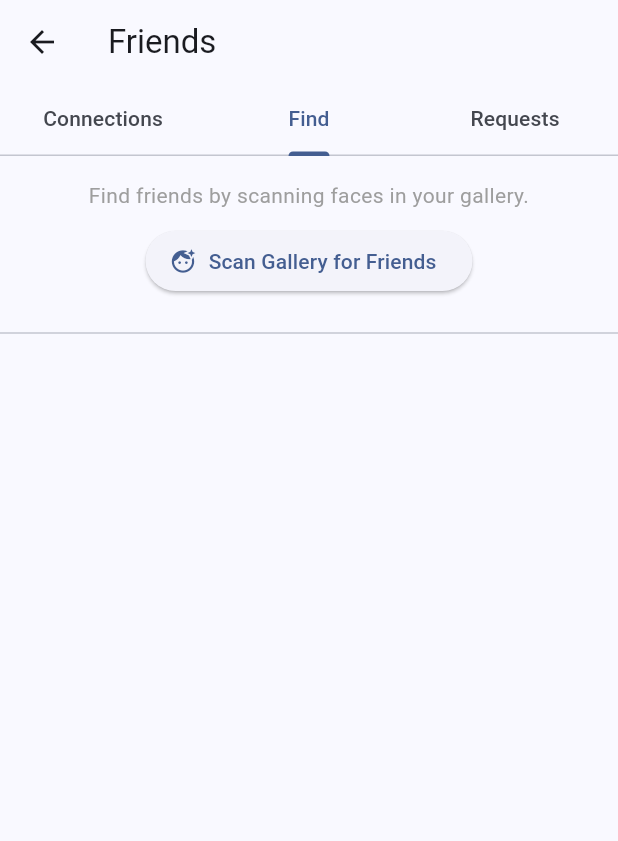
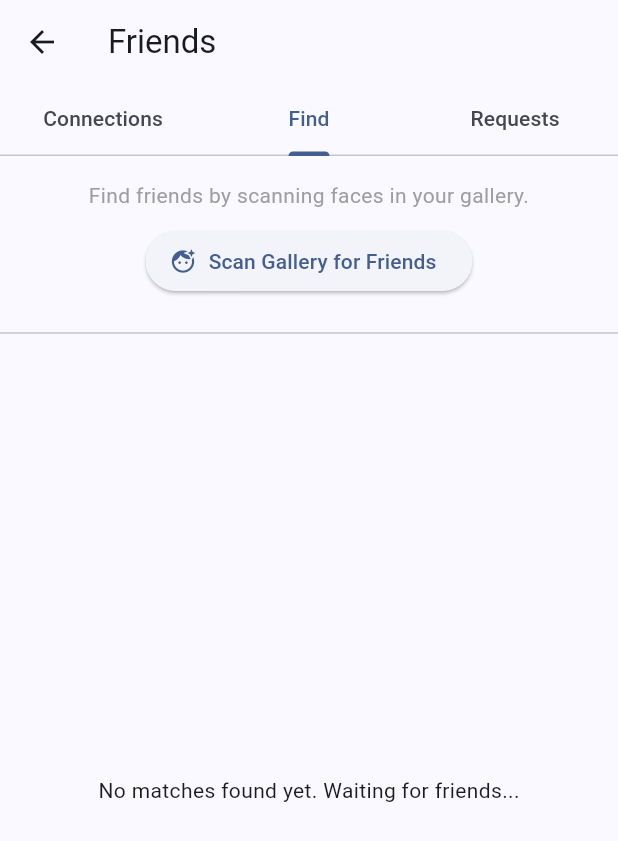
Before and after one commit to Kevin8160/picsecure, a Flutter app: the FriendsView screen opened by its route, tab 2 chosen, on a phone screen of 412 x 824 dp. Shown: the top 841 px of the screen. Run offline on Flutter 3.47's test engine with Material 3 defaults, Android fonts, the light colour scheme and no system bars; our stand-ins replace battery_plus, cloud_firestore, dio, firebase_auth, firebase_core, firebase_storage and 6 more; missing offline and left inert: encrypt, gal, google_mlkit_face_detection, photo_manager, pointycastle, tflite_flutter; accounts and stored records are empty.

Commit message:
refactor: Migrate friend and request fetching to use streams
This commit refactors the friend management features to use real-time streams instead of manual fetching, providing a more responsive user experience.

Key changes:
-   **Friends & Requests as Streams**: Migrated `getConfirmedFriends`, `getIncomingRequests`, and `findFriendsStream` in `friend_service.dart` to use Firestore streams (`snapshots()`). This ensures the UI updates automatically when friend statuses or new potential matches appear.
-   **`friends_view.dart`**: Updated to use `StreamBuilder` for displaying connections, friend suggestions, and incoming requests, removing the need for manual refresh logic and `FutureBuilder`.
-   **iOS Configuration**:
    -   Cleaned up `Info.plist` for better organization of permissions and URL schemes.
    -   Set a fixed `CURRENT_PROJECT_VERSION` to `1.0.0` in `project.pbxproj`.
    -   Removed `Podfile.lock`, which will be regenerated on the next `pod install`.
-   **UI Cleanup**: Removed an unused `FloatingActionButton` from `suggestions_view.dart`.

```diff
--- a/lib/modules/friends/friends_view.dart
+++ b/lib/modules/friends/friends_view.dart
@@ -18,7 +18,6 @@ class _FriendsViewState extends State<FriendsView>
   late TabController _tabController;
 
   List<Map<String, dynamic>> _foundFriends = []; // Result of face scan
-  List<Map<String, dynamic>> _incomingRequests = [];
 
   bool _isLoading = false;
   String _statusMessage = "";
@@ -28,7 +27,7 @@ class _FriendsViewState extends State<FriendsView>
     super.initState();
     _tabController = TabController(length: 3, vsync: this);
     _checkOutgoing();
-    _fetchRequests();
+    // Requests are now handled by StreamBuilder
 
     // Auto-scan if clusters provided
     if (widget.clusters.isNotEmpty) {
@@ -39,13 +38,6 @@ class _FriendsViewState extends State<FriendsView>
   void _checkOutgoing() {
     // Check if my friends accepted me
     _friendService.checkOutgoingStatus();
-  }
-
-  Future<void> _fetchRequests() async {
-    final requests = await _friendService.getIncomingRequests();
-    setState(() {
-      _incomingRequests = requests;
-    });
   }
 
   // REPLACES _syncContacts
@@ -118,7 +110,7 @@ class _FriendsViewState extends State<FriendsView>
         "Connected!",
         "Friend accepted. You can now detect their photos!",
       );
-      _fetchRequests(); // Refresh
+      // _fetchRequests(); // Refresh not needed with Stream
     } catch (e) {
       Get.snackbar("Error", "Accept failed: $e");
     } finally {
@@ -144,8 +136,8 @@ class _FriendsViewState extends State<FriendsView>
         controller: _tabController,
         children: [
           // Tab 0: Connections (Confirmed)
-          FutureBuilder<List<Map<String, dynamic>>>(
-            future: _friendService.getConfirmedFriends(),
+          StreamBuilder<List<Map<String, dynamic>>>(
+            stream: _friendService.getFriendsStream(),
             builder: (context, snapshot) {
               if (snapshot.connectionState == ConnectionState.waiting) {
                 return const Center(child: CircularProgressIndicator());
@@ -175,7 +167,7 @@ class _FriendsViewState extends State<FriendsView>
             },
           ),
 
-          // Tab 1: Find Friends (Face Search)
+          // Tab 1: Find Friends (Face Search) - Mixed Manual & Continuous
           Column(
             children: [
               Padding(
@@ -188,6 +180,7 @@ class _FriendsViewState extends State<FriendsView>
                       style: TextStyle(color: Colors.grey),
                     ),
                     const SizedBox(height: 10),
+                    // Manual Trigger still useful for force-refresh or UX
                     ElevatedButton.icon(
                       onPressed: _isLoading ? null : _scanGalleryForFriends,
                       icon: const Icon(Icons.face_retouching_natural),
@@ -206,20 +199,56 @@ class _FriendsViewState extends State<FriendsView>
               ),
               const Divider(),
               Expanded(
-                child: _isLoading && _foundFriends.isEmpty
-                    ? const Center(child: CircularProgressIndicator())
-                    : ListView.builder(
-                        itemCount: _foundFriends.length,
+                child: StreamBuilder<List<Map<String, dynamic>>>(
+                  stream: widget.clusters.isNotEmpty
+                      ? _friendService.findFriendsStream(widget.clusters)
+                      : Stream.value([]),
+                  builder: (context, snapshot) {
+                    final manualMatches = _foundFriends;
+                    final streamMatches = snapshot.data ?? [];
+
+                    // Merege deduplicated if needed, or just prefer stream if available.
+                    // For logic simplicity: Show Stream matches if present, else manual.
+                    // Actually, stream will fire immediately with current state.
+                    // Combining them for best UX:
+
+                    final allMatches = [...manualMatches];
+                    // Add stream matches if not already present
+                    for (var m in streamMatches) {
+                      // Checking by user uid to avoid dupes
+                      bool exists = allMatches.any(
+                        (existing) =>
+                            existing['user']['uid'] == m['user']['uid'],
+                      );
+                      if (!exists) allMatches.add(m);
+                    }
+
+                    if (_isLoading && allMatches.isEmpty) {
+                      return const Center(child: CircularProgressIndicator());
+                    }
+
+                    if (allMatches.isEmpty) {
+                      // Only show empty state if stream has emitted at least once or we are not loading manual
+                      if (snapshot.hasData || !_isLoading) {
+                        return const Center(
+                          child: Text(
+                            "No matches found yet. Waiting for friends...",
+                          ),
+                        );
+                      }
+                      return const Center(child: CircularProgressIndicator());
+                    }
+
+                    return ListView.builder(
+                      itemCount: allMatches.length,
                       itemBuilder: (context, index) {
-                          final match = _foundFriends[index];
+                        final match = allMatches[index];
                         final user = match['user'];
-                          final cluster =
-                              match['cluster']; // The local cluster that matched
+                        final cluster = match['cluster'];
 
                         return ListTile(
                           leading: const CircleAvatar(
                             child: Icon(Icons.person),
-                              // Future: Show side-by-side (Cluster Face vs User Face?)
                           ),
                           title: Text(user['phone'] ?? "Unknown"),
                           subtitle: Text(
@@ -234,18 +263,30 @@ class _FriendsViewState extends State<FriendsView>
                           ),
                         );
                       },
+                    );
+                  },
                 ),
               ),
             ],
           ),
 
           // Tab 2: Requests
-          _incomingRequests.isEmpty
-              ? const Center(child: Text("No Pending Requests"))
-              : ListView.builder(
-                  itemCount: _incomingRequests.length,
+          StreamBuilder<List<Map<String, dynamic>>>(
+            stream: _friendService.getIncomingRequestsStream(),
+            builder: (context, snapshot) {
+              if (snapshot.connectionState == ConnectionState.waiting) {
+                return const Center(child: CircularProgressIndicator());
+              }
+              final requests = snapshot.data ?? [];
+
+              if (requests.isEmpty) {
+                return const Center(child: Text("No Pending Requests"));
+              }
+
+              return ListView.builder(
+                itemCount: requests.length,
                 itemBuilder: (context, index) {
-                    final req = _incomingRequests[index];
+                  final req = requests[index];
                   return ListTile(
                     title: const Text("New Friend Request"),
                     subtitle: Text("From: ${req['userA']}"),
@@ -255,6 +296,8 @@ class _FriendsViewState extends State<FriendsView>
                     ),
                   );
                 },
+              );
+            },
           ),
         ],
       ),
```
Also changed, not shown: lib/modules/home/suggestions_view.dart (+0 -7 lines), lib/services/friend_service.dart (+78 -25 lines), 5 other files. Lines whose indentation alone changed are shown as unchanged.
